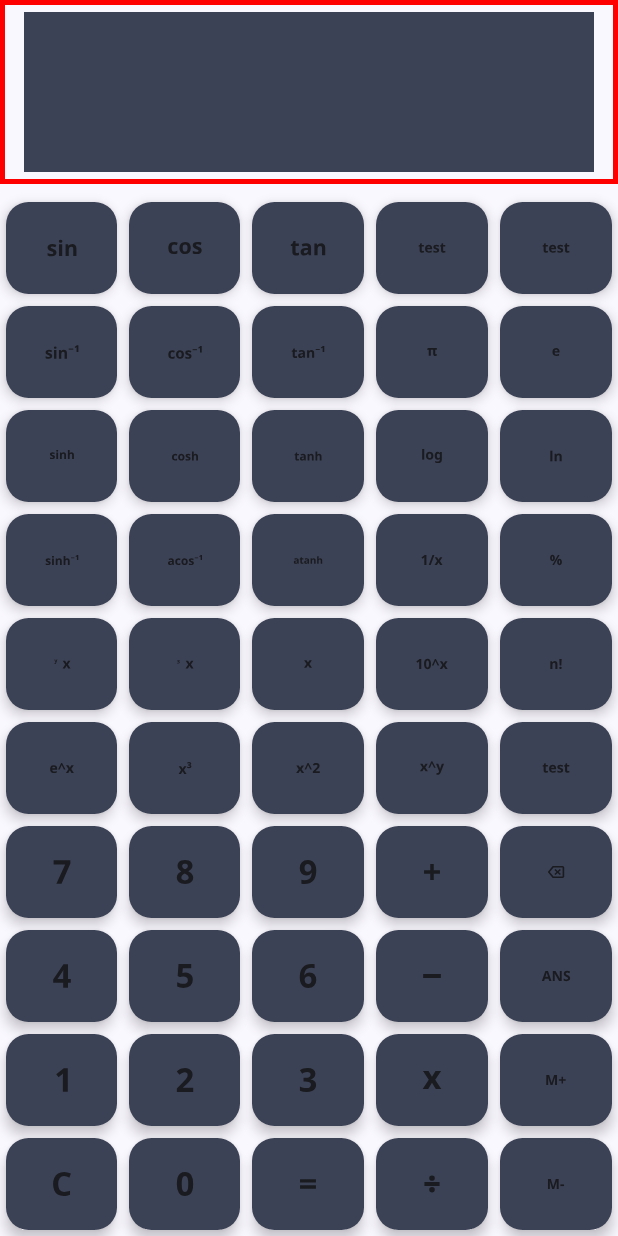
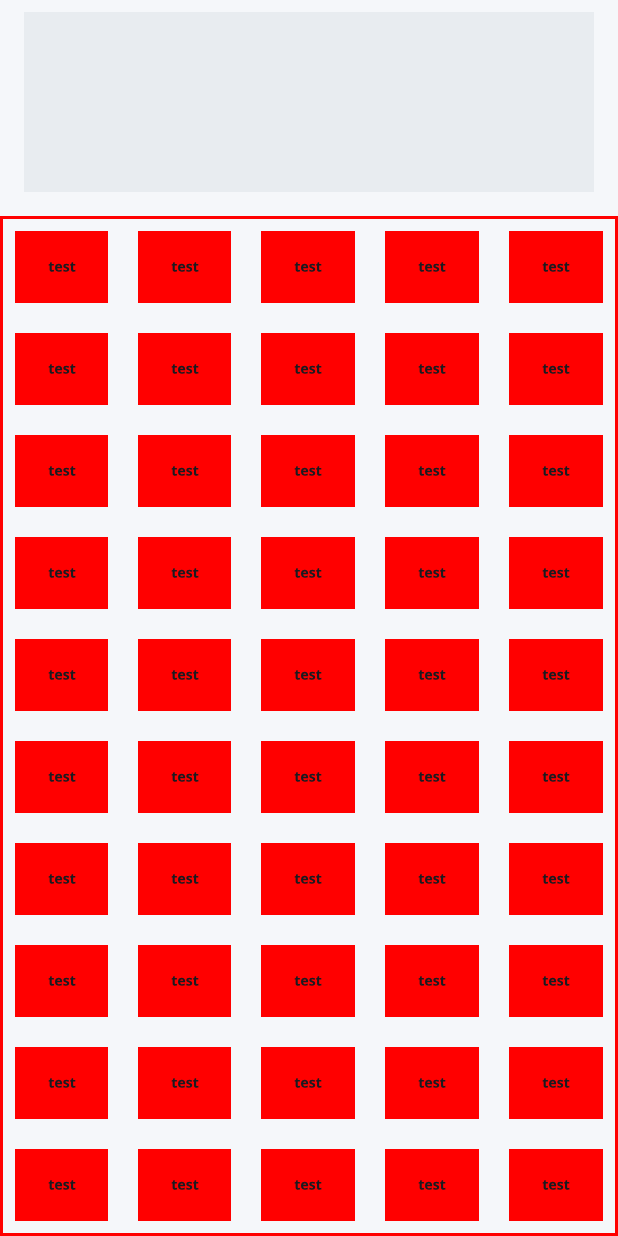
Before and after one commit to MarcusMonteiroDev/calculator, an Android app built with Jetpack Compose: the screen it shows after launch (MainActivity), on a phone screen of 412 x 824 dp. Run offline under Robolectric (Android 15) with nearby library versions, the phone set to English and light mode, and no system bars.

Commit message:
Layout logic change

```diff
--- a/app/src/main/java/com/example/calculator/MainActivity.kt
+++ b/app/src/main/java/com/example/calculator/MainActivity.kt
@@ -12,7 +12,6 @@ import androidx.compose.runtime.Composable
 import androidx.compose.ui.Modifier
 import androidx.compose.ui.tooling.preview.Preview
 import com.example.calculator.ui.theme.CalculatorTheme
-
 import androidx.compose.foundation.background
 import androidx.compose.foundation.border
 import androidx.compose.foundation.clickable
@@ -38,6 +37,11 @@ import androidx.compose.ui.draw.shadow
 import androidx.compose.ui.graphics.Color
 import androidx.compose.ui.res.painterResource
 import androidx.compose.ui.unit.dp
+import com.example.calculator.ui.theme.Dark_Button_Number
+import com.example.calculator.ui.theme.Light_Background
+import com.example.calculator.ui.theme.Light_Button_Clear
+import com.example.calculator.ui.theme.Light_Button_Number
+import com.example.calculator.ui.theme.Light_Display
 
 class MainActivity : ComponentActivity() {
     override fun onCreate(savedInstanceState: Bundle?) {
@@ -63,16 +67,34 @@ fun Greeting(name: String, modifier: Modifier = Modifier) {
     )
 }
 
-data class CalculatorButton (
+/*
+PLANO
+1 - Separar a construção do layout para que ele seja montado automaticamente da seguinte forma:
+    - Criar um modifier padrão a ser adotado em todos os botões;
+    - Criar uma lista de botões que será iterada para que cada linha se desenhe na tela
+        - Para isso funcionar deve-se fazer uma lista maior que irá representar cada linha e, dentro
+        dessa lista maior, várias listas menores que representam os botões daquela linha
+        - O layout será desenhado iterando sobre a lista principal (responsável pela formação das
+        linhas) e sobre a lista menor (responsável pela geração dos botões individuais).
+2 - Adicionar a lógica aritimética para cada botão:
+    - Cada botão deverá ser caáz de receber uma função que será usada para manipular a lógica
+    do cálculo (usar funções de ordem superior (HOF))
+*/
+
+enum class ButtonCategory {
+    NUMBER, OPERATOR, CLEAR, EQUALS
+}
+
+data class ButtonMold (
     val symbolId: Int,
-    val description: String,
+    val contentDescription: String,
+    val type: ButtonCategory,
     val onClickAction: (String) -> String
 )
 
 @Composable
 fun Display (modifier: Modifier = Modifier) {
     // Cor do botão
-    val color = MaterialTheme.colorScheme.secondary
     // Armazena a expressão matemática digitada
     var expression by remember { mutableStateOf("") }
     // Controla o estado de rolagem do display de texto
@@ -82,110 +104,101 @@ fun Display (modifier: Modifier = Modifier) {
         scrollState.animateScrollTo (scrollState.maxValue)
     }
 
-// Modifier padrão dos botões
+    // Modifier padrão dos botões
     val baseButtonModifier: Modifier = Modifier
-        .fillMaxHeight() // <-- ESSA LINHA É IMPORTANTE para que o botão ocupe toda a altura da Row.
-        .padding(4.dp) // Adicionar um pequeno espaçamento entre os botões fica ótimo
-        .shadow(elevation = 5.dp, shape = RoundedCornerShape(15.dp))
+        .fillMaxSize()
+        .padding(2.dp) // Adicionar um pequeno espaçamento entre os botões fica ótimo
+        //.shadow(elevation = 5.dp, shape = RoundedCornerShape(15.dp))
         .clip(RoundedCornerShape(8.dp))
-        .background(color)
 
-    val calculatorLayout = listOf(
-        // Linha 1
-        listOf(
-            CalculatorButton(R.drawable.sin, "Seno") { it + "sin(" },
-            CalculatorButton(R.drawable.cos, "Cosseno") { it + "cos(" },
-            CalculatorButton(R.drawable.tan, "Tangente") { it + "tan(" },
-            CalculatorButton(R.drawable.test, "Não implementado") { it }, // Botão sem ação
-            CalculatorButton(R.drawable.test, "Não implementado") { it }  // Botão sem ação
+    // Lista de botões
+    val buttons = listOf (
+        listOf (
+            ButtonMold (R.drawable.test, "test", ButtonCategory.NUMBER) {it },
+            ButtonMold (R.drawable.test, "test", ButtonCategory.NUMBER) {it },
+            ButtonMold (R.drawable.test, "test", ButtonCategory.NUMBER) {it },
+            ButtonMold (R.drawable.test, "test", ButtonCategory.NUMBER) {it },
+            ButtonMold (R.drawable.test, "test", ButtonCategory.NUMBER) {it },
+            ),
+        listOf (
+            ButtonMold (R.drawable.test, "test", ButtonCategory.NUMBER) {it },
+            ButtonMold (R.drawable.test, "test", ButtonCategory.NUMBER) {it },
+            ButtonMold (R.drawable.test, "test", ButtonCategory.NUMBER) {it },
+            ButtonMold (R.drawable.test, "test", ButtonCategory.NUMBER) {it },
+            ButtonMold (R.drawable.test, "test", ButtonCategory.NUMBER) {it },
+            ),
+        listOf (
+            ButtonMold (R.drawable.test, "test", ButtonCategory.NUMBER) {it },
+            ButtonMold (R.drawable.test, "test", ButtonCategory.NUMBER) {it },
+            ButtonMold (R.drawable.test, "test", ButtonCategory.NUMBER) {it },
+            ButtonMold (R.drawable.test, "test", ButtonCategory.NUMBER) {it },
+            ButtonMold (R.drawable.test, "test", ButtonCategory.NUMBER) {it },
         ),
-        // Linha 2
-        listOf(
-            CalculatorButton(R.drawable.sin_1, "Arco Seno") { it + "asin(" },
-            CalculatorButton(R.drawable.cos_1, "Arco Cosseno") { it + "acos(" },
-            CalculatorButton(R.drawable.tan_1, "Arco Tangente") { it + "atan(" },
-            CalculatorButton(R.drawable.pi, "Pi") { it + "π" },
-            CalculatorButton(R.drawable.e, "Número de Euler") { it + "e" }
+        listOf (
+            ButtonMold (R.drawable.test, "test", ButtonCategory.NUMBER) {it },
+            ButtonMold (R.drawable.test, "test", ButtonCategory.NUMBER) {it },
+            ButtonMold (R.drawable.test, "test", ButtonCategory.NUMBER) {it },
+            ButtonMold (R.drawable.test, "test", ButtonCategory.NUMBER) {it },
+            ButtonMold (R.drawable.test, "test", ButtonCategory.NUMBER) {it },
         ),
-        // Linha 3
-        listOf(
-            CalculatorButton(R.drawable.sinh, "Seno Hiperbólico") { it + "sinh(" },
-            CalculatorButton(R.drawable.cosh, "Cosseno Hiperbólico") { it + "cosh(" },
-            CalculatorButton(R.drawable.tanh, "Tangente Hiperbólica") { it + "tanh(" },
-            CalculatorButton(R.drawable.log, "Logaritmo base 10") { it + "log(" },
-            CalculatorButton(R.drawable.ln, "Logaritmo Natural") { it + "ln(" }
+        listOf (
+            ButtonMold (R.drawable.test, "test", ButtonCategory.NUMBER) {it },
+            ButtonMold (R.drawable.test, "test", ButtonCategory.NUMBER) {it },
+            ButtonMold (R.drawable.test, "test", ButtonCategory.NUMBER) {it },
+            ButtonMold (R.drawable.test, "test", ButtonCategory.NUMBER) {it },
+            ButtonMold (R.drawable.test, "test", ButtonCategory.NUMBER) {it },
         ),
-        // Linha 4
-        listOf(
-            CalculatorButton(R.drawable.asinh, "Arco Seno Hiperbólico") { it + "asinh(" },
-            CalculatorButton(R.drawable.acosh, "Arco Cosseno Hiperbólico") { it + "acosh(" },
-            CalculatorButton(R.drawable.atanh, "Arco Tangente Hiperbólica") { it + "atanh(" },
-            CalculatorButton(R.drawable.div_x, "Inverso de x") { it + "1/" },
-            CalculatorButton(R.drawable.percentage, "Porcentagem") { it + "%" }
+        listOf (
+            ButtonMold (R.drawable.test, "test", ButtonCategory.NUMBER) {it },
+            ButtonMold (R.drawable.test, "test", ButtonCategory.NUMBER) {it },
+            ButtonMold (R.drawable.test, "test", ButtonCategory.NUMBER) {it },
+            ButtonMold (R.drawable.test, "test", ButtonCategory.NUMBER) {it },
+            ButtonMold (R.drawable.test, "test", ButtonCategory.NUMBER) {it },
         ),
-        // Linha 5
-        listOf(
-            CalculatorButton(R.drawable.y_sqrt_x_, "Raiz y de x") { it + "^(1/" },
-            CalculatorButton(R.drawable.three__sqrt_x_, "Raiz Cúbica") { it + "^(1/3)" },
-            CalculatorButton(R.drawable.sqrt_x_, "Raiz Quadrada") { it + "sqrt(" },
-            CalculatorButton(R.drawable.ten_x, "Dez elevado a x") { it + "10^" },
-            CalculatorButton(R.drawable.n_fatorial, "Fatorial") { it + "!" }
+        listOf (
+            ButtonMold (R.drawable.test, "test", ButtonCategory.NUMBER) {it },
+            ButtonMold (R.drawable.test, "test", ButtonCategory.NUMBER) {it },
+            ButtonMold (R.drawable.test, "test", ButtonCategory.NUMBER) {it },
+            ButtonMold (R.drawable.test, "test", ButtonCategory.NUMBER) {it },
+            ButtonMold (R.drawable.test, "test", ButtonCategory.NUMBER) {it },
         ),
-        // Linha 6
-        listOf(
-            CalculatorButton(R.drawable.e_x, "e elevado a x") { it + "e^" },
-            CalculatorButton(R.drawable.x_3, "x ao cubo") { it + "^3" },
-            CalculatorButton(R.drawable.x_2, "x ao quadrado") { it + "^2" },
-            CalculatorButton(R.drawable.x_y, "x elevado a y") { it + "^" },
-            CalculatorButton(R.drawable.test, "Não implementado") { it } // Botão sem ação
+        listOf (
+            ButtonMold (R.drawable.test, "test", ButtonCategory.NUMBER) {it },
+            ButtonMold (R.drawable.test, "test", ButtonCategory.NUMBER) {it },
+            ButtonMold (R.drawable.test, "test", ButtonCategory.NUMBER) {it },
+            ButtonMold (R.drawable.test, "test", ButtonCategory.NUMBER) {it },
+            ButtonMold (R.drawable.test, "test", ButtonCategory.NUMBER) {it },
         ),
-        // Linha 7
-        listOf(
-            CalculatorButton(R.drawable.seven, "7") { it + "7" },
-            CalculatorButton(R.drawable.eight, "8") { it + "8" },
-            CalculatorButton(R.drawable.nine, "9") { it + "9" },
-            CalculatorButton(R.drawable.plus, "Adicionar") { it + "+" },
-            CalculatorButton(R.drawable.back, "Apagar") { it.dropLast(1) } // Ação de apagar o último caractere
+        listOf (
+            ButtonMold (R.drawable.test, "test", ButtonCategory.NUMBER) {it },
+            ButtonMold (R.drawable.test, "test", ButtonCategory.NUMBER) {it },
+            ButtonMold (R.drawable.test, "test", ButtonCategory.NUMBER) {it },
+            ButtonMold (R.drawable.test, "test", ButtonCategory.NUMBER) {it },
+            ButtonMold (R.drawable.test, "test", ButtonCategory.NUMBER) {it },
         ),
-        // Linha 8
-        listOf(
-            CalculatorButton(R.drawable.four, "4") { it + "4" },
-            CalculatorButton(R.drawable.five, "5") { it + "5" },
-            CalculatorButton(R.drawable.six, "6") { it + "6" },
-            CalculatorButton(R.drawable.minus, "Subtrair") { it + "-" },
-            CalculatorButton(R.drawable.ans, "Resposta anterior") { it + "Ans" } // Assumindo que "Ans" será uma variável
-        ),
-        // Linha 9
-        listOf(
-            CalculatorButton(R.drawable.one, "1") { it + "1" },
-            CalculatorButton(R.drawable.two, "2") { it + "2" },
-            CalculatorButton(R.drawable.three, "3") { it + "3" },
-            CalculatorButton(R.drawable.multiply, "Multiplicar") { it + "*" },
-            CalculatorButton(R.drawable.m_plus, "Memória Adicionar") { it } // Ação de memória não implementada
-        ),
-        // Linha 10
-        listOf(
-            CalculatorButton(R.drawable.clear, "Limpar tudo") { "" }, // Retorna uma string vazia para limpar
-            CalculatorButton(R.drawable.zero, "0") { it + "0" },
-            CalculatorButton(R.drawable.equal, "Igual") { exp -> Calculate(exp) }, // Chama sua função de cálculo
-            CalculatorButton(R.drawable.divide, "Dividir") { it + "/" },
-            CalculatorButton(R.drawable.m_minus, "Memória Subtrair") { it } // Ação de memória não implementada
+        listOf (
+            ButtonMold (R.drawable.test, "test", ButtonCategory.NUMBER) {it },
+            ButtonMold (R.drawable.test, "test", ButtonCategory.NUMBER) {it },
+            ButtonMold (R.drawable.test, "test", ButtonCategory.NUMBER) {it },
+            ButtonMold (R.drawable.test, "test", ButtonCategory.NUMBER) {it },
+            ButtonMold (R.drawable.test, "test", ButtonCategory.NUMBER) {it },
         )
     )
+
 
     // Coluna principal de sustentaçao da UI
     Column  (modifier = Modifier
         .fillMaxSize()
+        .background(Light_Background)
     ) {
 
         // Tela onde aparece os números da calculadora
         Box(
             modifier = Modifier
-                .weight(0.15f)
-                .border(3.dp, Color.Red)
+                .weight(0.2f)
                 .fillMaxWidth()
                 .padding(horizontal = 16.dp, vertical = 8.dp)
-                .background(MaterialTheme.colorScheme.secondary),
+                .background(Light_Display),
             contentAlignment = Alignment.BottomEnd
         ) {
             Text(
@@ -197,33 +210,34 @@ fun Display (modifier: Modifier = Modifier) {
             )
         }
 
-
         Spacer(modifier = Modifier.height(8.dp))
 
+        // Desenho dos botões
         Column (
             modifier = Modifier
-                .weight(0.85f)
-                //.border (3.dp, Color.Green)
+                .weight(1.0f)
                 .fillMaxSize()
-        ) { //TEST
-            calculatorLayout.forEach { rowOfButtons ->
-                Row(modifier = Modifier.weight(1f)) {
-                    rowOfButtons.forEach { buttonData ->
+                .border(2.dp, Color.Red)
+        ) {
+            buttons.forEach { row ->
+                Row(
+                    modifier = Modifier
+                        .weight(1.0f)
+                ) {
+                    row.forEach { element ->
+
                         Btn(
-                            modifier = baseButtonModifier.weight(1f), // O modifier que criamos no Passo 1
-                            symbol = painterResource(id = buttonData.symbolId),
-                            contentDescription = buttonData.description,
-                            onClick = {
-                                expression = buttonData.onClickAction(expression)
-                            }
-                        )
+                            modifier = baseButtonModifier
+                                .weight(0.1f),
+                            symbol = painterResource(element.symbolId),
+                            categoryButton = Color.Red,
+                            onClick = { expression = element.onClickAction(expression) })
                     }
                 }
             }
         }
     }
 }
-
 
 @Preview(showBackground = true)
 @Composable
--- a/app/src/main/java/com/example/calculator/UiComponents.kt
+++ b/app/src/main/java/com/example/calculator/UiComponents.kt
@@ -81,6 +81,7 @@ fun Btn(
     modifier: Modifier = Modifier,
     symbol: Painter,
     contentDescription: String? = null,
+    categoryButton: Color,
     onClick: () -> Unit
 ) {
 
@@ -90,7 +91,8 @@ fun Btn(
     Box (
         modifier = modifier
             .clickable (onClick = onClick)
-            .padding(8.dp),
+            .padding(8.dp)
+            .background(categoryButton),
         contentAlignment = Alignment.Center
     ) {
         Icon (painter = symbol,
@@ -99,10 +101,10 @@ fun Btn(
     }
 }
 
-@Preview (showBackground = true)
+/*@Preview (showBackground = true)
 @Composable
 fun UiPreview () {
     Column (modifier = Modifier.fillMaxSize()) {
         Btn (symbol = painterResource(R.drawable.one), onClick = {/*todo*/})
     }
-}
+}*/
--- a/app/src/main/java/com/example/calculator/ui/theme/Color.kt
+++ b/app/src/main/java/com/example/calculator/ui/theme/Color.kt
@@ -9,3 +9,23 @@ val Pink80 = Color(0xFFEFB8C8)
 val Purple40 = Color(0xFF6650a4)
 val PurpleGrey40 = Color(0xFF625b71)
 val Pink40 = Color(0xFF7D5260)
+
+// Tema Claro
+val Light_Background = Color(0xFFF5F7FA)
+val Light_Display = Color(0xFFE8ECF0)
+val Light_Button_Number = Color(0xFFFFFFFF)
+val Light_Button_Operator = Color(0xFFD6E6FF)
+val Light_Button_Clear = Color(0xFFFFEADD)
+val Light_Button_Equals = Color(0xFF007BFF)
+
+// Tema Escuro
+val Dark_Background = Color(0xFF17181A)
+val Dark_Display = Color(0xFF101112)
+val Dark_Button_Number = Color(0xFF2C2D30)
+val Dark_Button_Operator = Color(0xFF404E60)
+val Dark_Button_Clear = Color(0xFF7F4D1E)
+val Dark_Button_Equals = Color(0xFF007BFF) // Pode ser a mesma cor vibrante
+
+// Cores de Texto
+val Text_White = Color(0xFFFFFFFF)
+val Text_Black = Color(0xFF000000)
```
